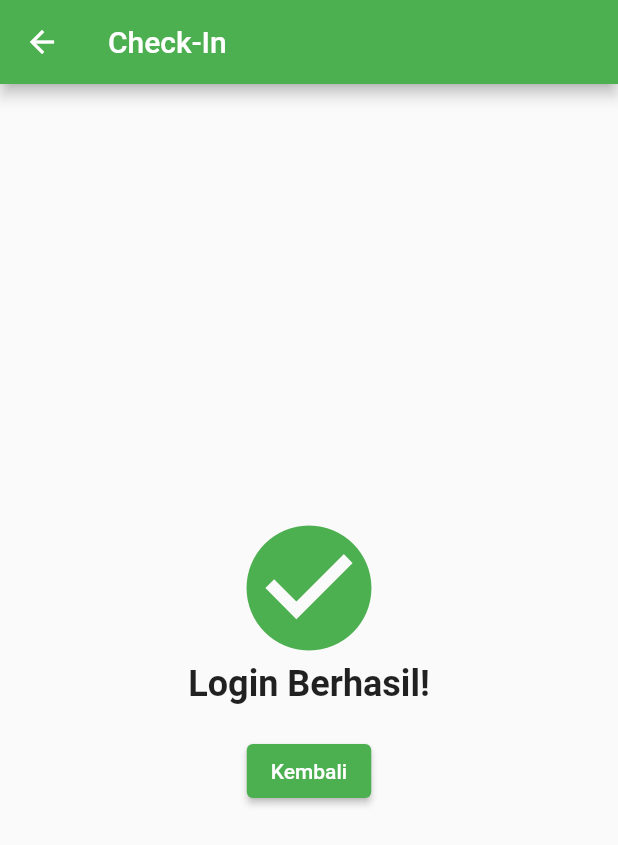
After one commit to alexisngaing/ugd-d-4-hospital, a Flutter app: the HalamanBerhasilCheckIn screen opened directly, on a phone screen of 412 x 824 dp. The commit adds this screen. Shown: the top 845 px of the screen. Run offline on Flutter 3.47's test engine with Material 2 defaults, Android fonts, the phone set to English and light mode, and no system bars; our stand-ins replace fluttertoast, grouped_list, ionicons, shared_preferences, sqflite; missing offline and left inert: qr_code_scanner; accounts and stored records are empty.

Commit message:
Udaa fixxxx

```diff
--- /dev/null
+++ b/lib/View/checkin_berhasil.dart
@@ -0,0 +1,40 @@
+import 'package:flutter/material.dart';
+
+class HalamanBerhasilCheckIn extends StatelessWidget {
+  @override
+  Widget build(BuildContext context) {
+    return Scaffold(
+      appBar: AppBar(
+        title: const Text('Check-In'),
+        backgroundColor: Colors.green,
+      ),
+      body: Center(
+        child: Column(
+          mainAxisAlignment: MainAxisAlignment.center,
+          children: <Widget>[
+            const Icon(
+              Icons.check_circle,
+              size: 100.0,
+              color: Colors.green,
+            ),
+            const Text(
+              'Login Berhasil!',
+              style: TextStyle(fontSize: 24.0, fontWeight: FontWeight.bold),
+            ),
+            SizedBox(height: 20.0),
+            ElevatedButton(
+              onPressed: () {
+                // Kembali ke halaman sebelumnya (Check-In)
+                Navigator.pop(context);
+              },
+              child: const Text('Kembali'),
+              style: ElevatedButton.styleFrom(
+                primary: Colors.green,
+              ),
+            ),
+          ],
+        ),
+      ),
+    );
+  }
+}
```
Also changed, not shown: lib/View/check_in.dart (+11 -13 lines), lib/View/home.dart (+7 -0 lines), 1 other file.
